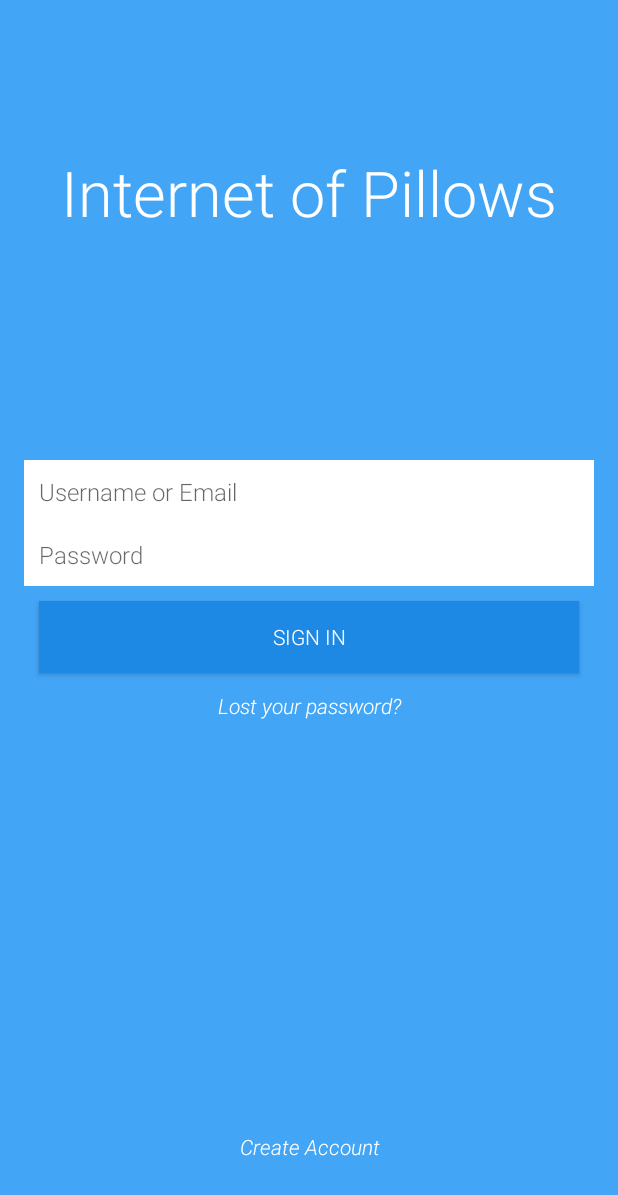
After one commit to g-suraj/ICHack2017, an Android app: the layout login_screen.xml on its own in the app's theme, with its tools: preview values and no code run, on a phone screen of 412 x 824 dp. The commit adds this screen. Shown: the top 1195 px of the screen. Run offline under Robolectric (Android 15) with nearby library versions, the phone set to English and light mode, and no system bars.

Commit message:
Added link between login screen and bluetooth connection page.

```diff
--- a/IoP/app/src/main/AndroidManifest.xml
+++ b/IoP/app/src/main/AndroidManifest.xml
@@ -8,14 +8,16 @@
         android:label="@string/app_name"
         android:supportsRtl="true"
         android:theme="@style/AppTheme_noTitle.">
-
-        <activity android:name=".MainActivity">
+        <activity android:name=".LoginScreen">
             <intent-filter>
                 <action android:name="android.intent.action.MAIN" />
 
                 <category android:name="android.intent.category.LAUNCHER" />
             </intent-filter>
         </activity>
+        <activity android:name=".MainActivity"></activity>
     </application>
 
+
+
 </manifest>
--- a/IoP/app/src/main/java/ioichack2017/github/httpscontactgsuraj/iop/MainActivity.java
+++ b/IoP/app/src/main/java/ioichack2017/github/httpscontactgsuraj/iop/MainActivity.java
@@ -1,17 +1,12 @@
 package ioichack2017.github.httpscontactgsuraj.iop;
 
-import android.graphics.Color;
-import android.support.v4.widget.TextViewCompat;
 import android.support.v7.app.AppCompatActivity;
 import android.os.Bundle;
-import android.widget.TextView;
 
 public class MainActivity extends AppCompatActivity {
 
     @Override
     protected void onCreate(Bundle savedInstanceState) {
-        //TextView t = (TextView)findViewById(R.id.welcome);
-        //t.setTextColor(Color.WHITE);
         super.onCreate(savedInstanceState);
         setContentView(R.layout.activity_main);
     }
--- /dev/null
+++ b/IoP/app/src/main/res/layout/login_screen.xml
@@ -0,0 +1,93 @@
+<?xml version="1.0" encoding="utf-8"?>
+
+<LinearLayout xmlns:android="http://schemas.android.com/apk/res/android"
+    xmlns:tools="http://schemas.ajkndroid.com/tools"
+    android:layout_width="match_parent"
+    android:layout_height="match_parent"
+    android:background="@color/bg"
+    android:orientation="vertical"
+    android:paddingLeft="16dp"
+    android:paddingRight="16dp">
+
+    <TextView
+        android:id="@+id/welcome"
+        android:layout_width="match_parent"
+        android:layout_height="wrap_content"
+        android:fontFamily="sans-serif-light"
+        android:gravity="center"
+        android:paddingTop="100dp"
+        android:text="@string/welcome"
+        android:textColor="#ffffff"
+        android:textSize="42sp" />
+
+    <LinearLayout xmlns:android="http://schemas.android.com/apk/res/android"
+        xmlns:tools="http://schemas.ajkndroid.com/tools"
+        android:paddingTop="150dp"
+        android:layout_width="match_parent"
+        android:layout_height="wrap_content"
+        android:gravity="center_vertical"
+        android:orientation="vertical"
+        android:paddingRight="0dp">
+
+        <EditText
+            android:id="@+id/editText2"
+            style="@style/FullWidthEditText"
+            android:layout_width="match_parent"
+            android:layout_height="wrap_content"
+            android:fontFamily="sans-serif-light"
+            android:hint="@string/username" />
+
+        <EditText
+            android:id="@+id/editText1"
+            style="@style/FullWidthEditText"
+            android:layout_width="match_parent"
+            android:layout_height="wrap_content"
+            android:fontFamily="sans-serif-light"
+            android:inputType="textPassword"
+            android:hint="@string/password"
+            android:paddingBottom="10dp" />
+
+        <Button
+            android:id="@+id/button"
+            android:layout_width="match_parent"
+            android:layout_height="wrap_content"
+            android:layout_margin="10sp"
+            android:fontFamily="sans-serif-light"
+            android:background="@color/_600"
+            android:onClick="sendMessage"
+            android:textColor="#ffffff"
+            android:text="@string/signIn" />
+
+        <TextView
+            android:id="@+id/forgot"
+            android:paddingTop="2sp"
+            android:paddingBottom="2sp"
+            android:layout_width="match_parent"
+            android:layout_height="wrap_content"
+            android:fontFamily="sans-serif-light"
+            android:gravity="center"
+            android:text="@string/forgot"
+            android:textColor="#ffffff"
+            android:textStyle="italic"
+            android:textSize="14sp" />
+
+    </LinearLayout>
+    <RelativeLayout
+        android:layout_width="match_parent"
+        android:layout_height="match_parent">
+        <TextView
+            android:id="@+id/register"
+            android:layout_alignParentBottom="true"
+            android:paddingTop="2sp"
+            android:paddingBottom="50sp"
+            android:layout_width="match_parent"
+            android:layout_height="wrap_content"
+            android:fontFamily="sans-serif-light"
+            android:gravity="center"
+            android:text="@string/Register"
+            android:textColor="#ffffff"
+            android:textStyle="italic"
+            android:textSize="14sp" />
+    </RelativeLayout>
+
+</LinearLayout>
```
Also changed, not shown: IoP/app/src/main/java/ioichack2017/github/httpscontactgsuraj/iop/LoginScreen.java (added, +22 -0 lines), IoP/app/src/main/res/layout/activity_main.xml (+9 -88 lines).
